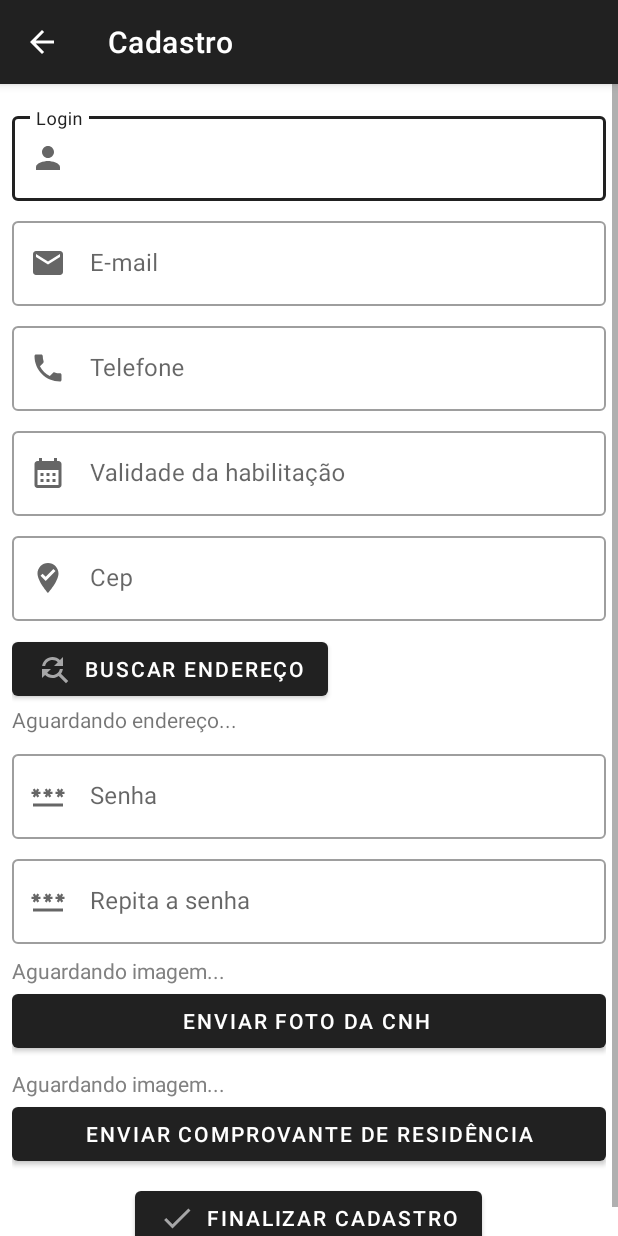
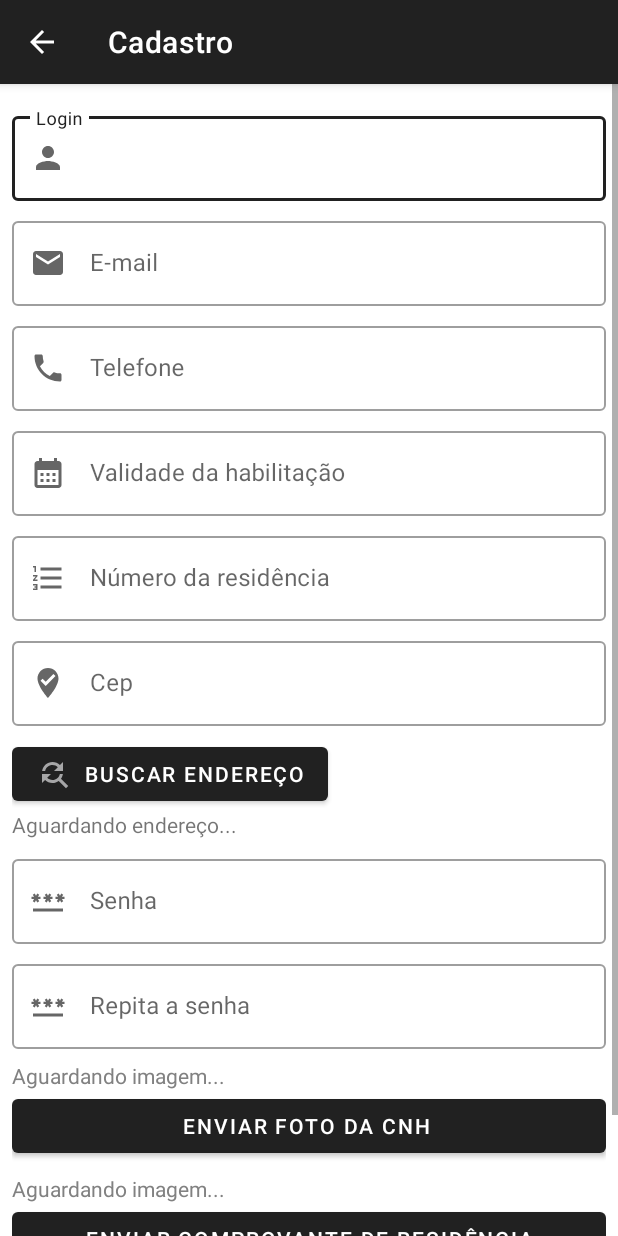
Before and after one commit to gustavodias24/ssloc, an Android app: the CadastroActivity screen opened directly, with no data from a screen before it, on a phone screen of 412 x 824 dp. Run offline under Robolectric (Android 15) with nearby library versions, the phone set to English and light mode, and no system bars.

Commit message:
adicionando numero da casa no cadastro

```diff
--- a/app/src/main/java/com/example/ssloc/activitys/CadastroActivity.java
+++ b/app/src/main/java/com/example/ssloc/activitys/CadastroActivity.java
@@ -65,7 +65,8 @@ public class CadastroActivity extends AppCompatActivity {
                 "",
                 null,
                 null,
-                null
+                null,
+                0
         );
 
         bar = getSupportActionBar();
@@ -108,6 +109,8 @@ public class CadastroActivity extends AppCompatActivity {
             String senha1,senha2;
             senha1 = vb.passField.getEditText().getText().toString().trim();
             senha2 = vb.repeatPassField.getEditText().getText().toString().trim();
+
+            usuarioModel.setNumeroCasa( Integer.parseInt(vb.nCasaField.getEditText().getText().toString()));
 
             String loginString = vb.loginField.getEditText().getText().toString().trim();
             if (!loginString.isEmpty()) {
--- a/app/src/main/java/com/example/ssloc/models/UsuarioModel.java
+++ b/app/src/main/java/com/example/ssloc/models/UsuarioModel.java
@@ -9,6 +9,8 @@ public class UsuarioModel{
     String login, email, telefone, validadeCNH, senha = "";
     CepModel cep;
     Uri fotoCNH, fotoComprovante;
+
+    int numeroCasa;
 
     public String getSenha() {
         return senha;
@@ -25,7 +27,7 @@ public class UsuarioModel{
     public UsuarioModel() {
     }
 
-    public UsuarioModel(String login, String email, String telefone, String validadeCNH, String senha, CepModel cep, Uri fotoCNH, Uri fotoComprovante) {
+    public UsuarioModel(String login, String email, String telefone, String validadeCNH, String senha, CepModel cep, Uri fotoCNH, Uri fotoComprovante, int numeroCasa) {
         this.login = login;
         this.email = email;
         this.telefone = telefone;
@@ -34,10 +36,19 @@ public class UsuarioModel{
         this.cep = cep;
         this.fotoCNH = fotoCNH;
         this.fotoComprovante = fotoComprovante;
+        this.numeroCasa = numeroCasa;
     }
 
     public String getLogin() {
         return login;
+    }
+
+    public int getNumeroCasa() {
+        return numeroCasa;
+    }
+
+    public void setNumeroCasa(int numeroCasa) {
+        this.numeroCasa = numeroCasa;
     }
 
     public void setLogin(String login) {
--- a/app/src/main/java/com/example/ssloc/services/ServiceApi.java
+++ b/app/src/main/java/com/example/ssloc/services/ServiceApi.java
@@ -31,4 +31,7 @@ public interface ServiceApi {
 
     @POST("manutencao")
     Call<MsgModel>criarManu(@Body ManuModel manuModel);
+
+    @POST("apagarplano")
+    Call<MsgModel>apagarPlano(@Body PlanoModel planoModel);
 }
--- /dev/null
+++ b/app/src/main/res/drawable/baseline_format_list_numbered_24.xml
@@ -0,0 +1,5 @@
+<vector android:height="24dp" android:tint="#A6A6A7"
+    android:viewportHeight="24" android:viewportWidth="24"
+    android:width="24dp" xmlns:android="http://schemas.android.com/apk/res/android">
+    <path android:fillColor="@android:color/white" android:pathData="M2,17h2v0.5L3,17.5v1h1v0.5L2,19v1h3v-4L2,16v1zM3,8h1L4,4L2,4v1h1v3zM2,11h1.8L2,13.1v0.9h3v-1L3.2,13L5,10.9L5,10L2,10v1zM7,5v2h14L21,5L7,5zM7,19h14v-2L7,17v2zM7,13h14v-2L7,11v2z"/>
+</vector>
--- a/app/src/main/res/layout/activity_cadastro.xml
+++ b/app/src/main/res/layout/activity_cadastro.xml
@@ -74,6 +74,22 @@
                 android:layout_marginBottom="8dp"
                 android:inputType="datetime" />
         </com.google.android.material.textfield.TextInputLayout>
+
+        <com.google.android.material.textfield.TextInputLayout
+            android:id="@+id/nCasaField"
+            style="@style/Widget.MaterialComponents.TextInputLayout.OutlinedBox"
+            android:layout_width="match_parent"
+            android:layout_height="wrap_content"
+            android:hint="Número da residência"
+            app:startIconDrawable="@drawable/baseline_format_list_numbered_24">
+
+            <com.google.android.material.textfield.TextInputEditText
+                android:layout_width="match_parent"
+                android:layout_height="wrap_content"
+                android:layout_marginBottom="8dp"
+                android:inputType="number" />
+        </com.google.android.material.textfield.TextInputLayout>
+
 
         <com.google.android.material.textfield.TextInputLayout
             android:id="@+id/cepField"
```
Also changed, not shown: app/src/main/java/com/example/ssloc/activitys/EncerrarContratoActivity.java (+99 -4 lines).
